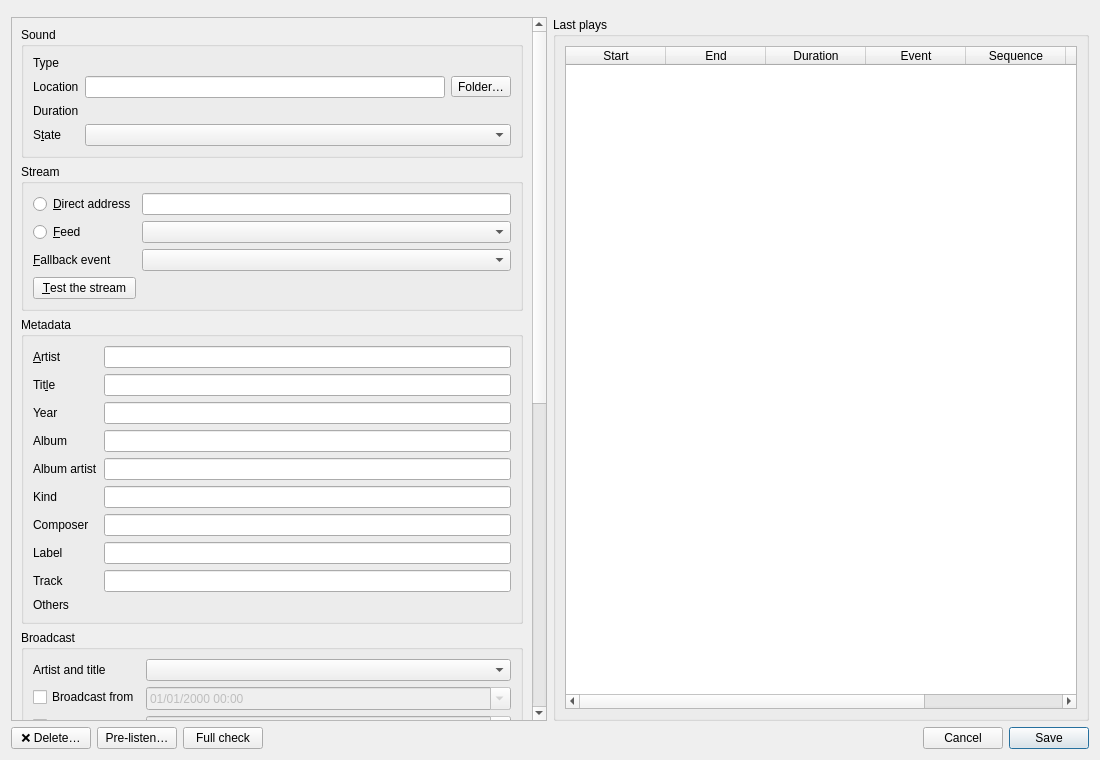
Before: the Qt Designer form src/machincast/interface/ui/sound_card.ui in dascritch/machincast, drawn with Qt 5.
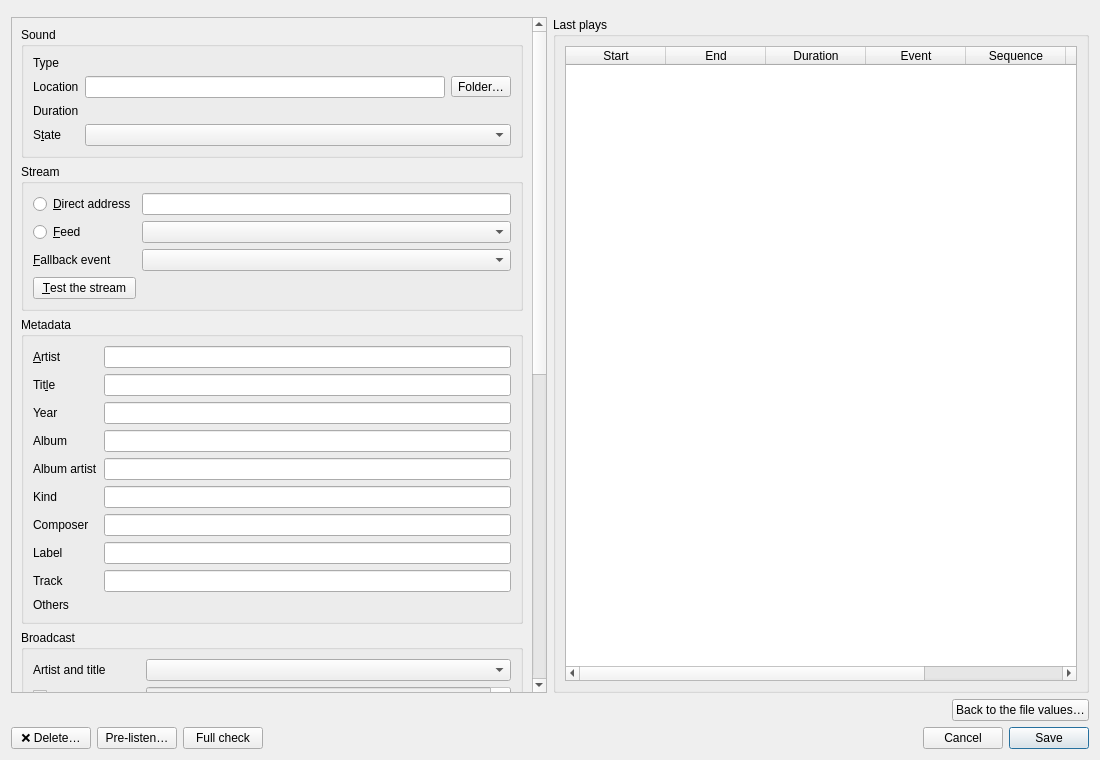
After: the same form once the commit is applied. Icons and pictures are not drawn. Custom widgets are drawn as their Qt base class.

```diff
--- a/src/machincast/interface/ui/sound_card.ui
+++ b/src/machincast/interface/ui/sound_card.ui
@@ -750,6 +750,27 @@
      </item>
     </layout>
    </item>
+   <item>
+    <layout class="QHBoxLayout" name="analysis" stretch="1,0">
+     <item>
+      <widget class="QLabel" name="analysis_offer">
+       <property name="wordWrap">
+        <bool>true</bool>
+       </property>
+      </widget>
+     </item>
+     <item>
+      <widget class="QPushButton" name="back_to_file">
+       <property name="toolTip">
+        <string>The values entered by hand are given back to the indexer, then the full check reads the file again</string>
+       </property>
+       <property name="text">
+        <string>Back to the file values…</string>
+       </property>
+      </widget>
+     </item>
+    </layout>
+   </item>
    <item>
     <layout class="QHBoxLayout" name="foot" stretch="0,0,0,1,0,0">
      <item>
```
